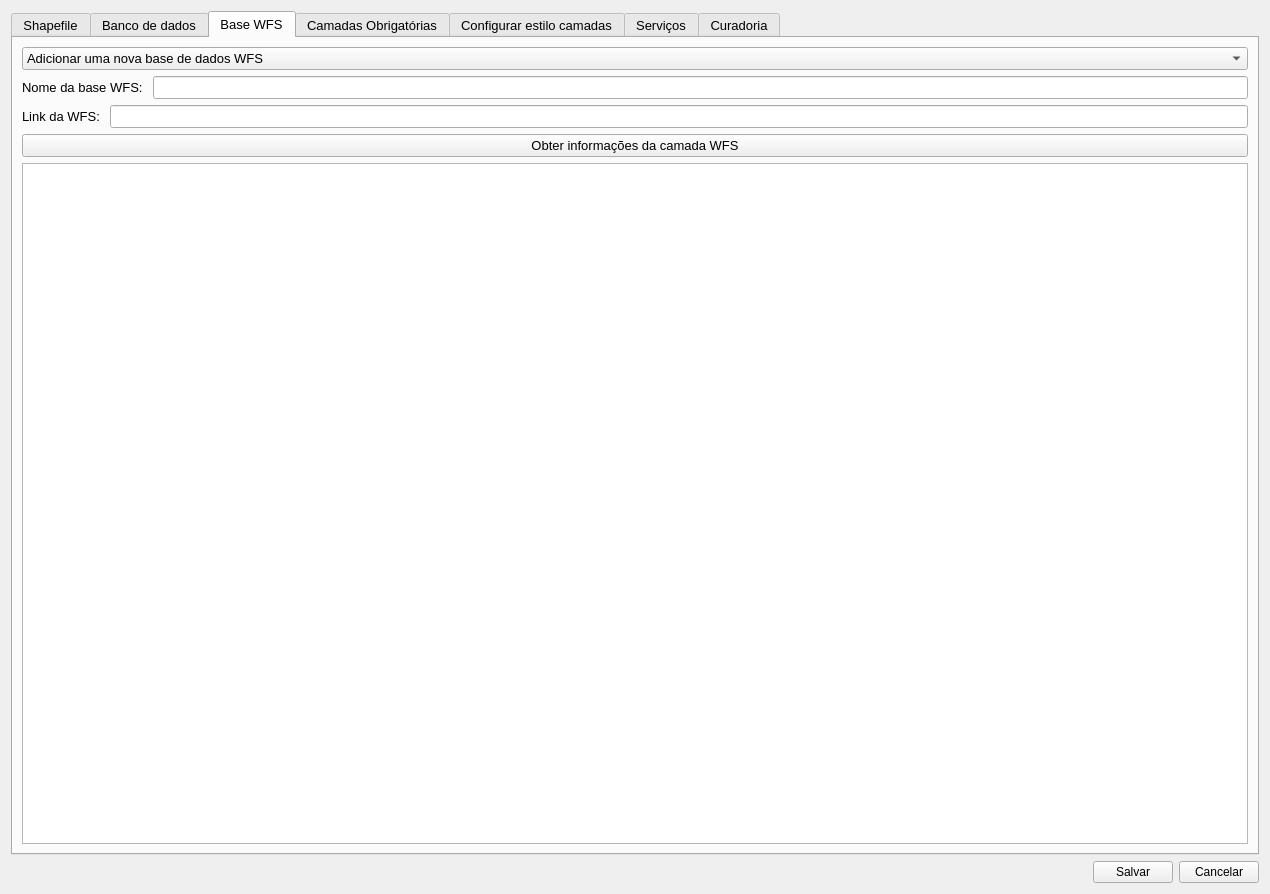
The window that settings/config_window.ui (spuhub/prisma) describes before a commit, drawn with Qt 5.
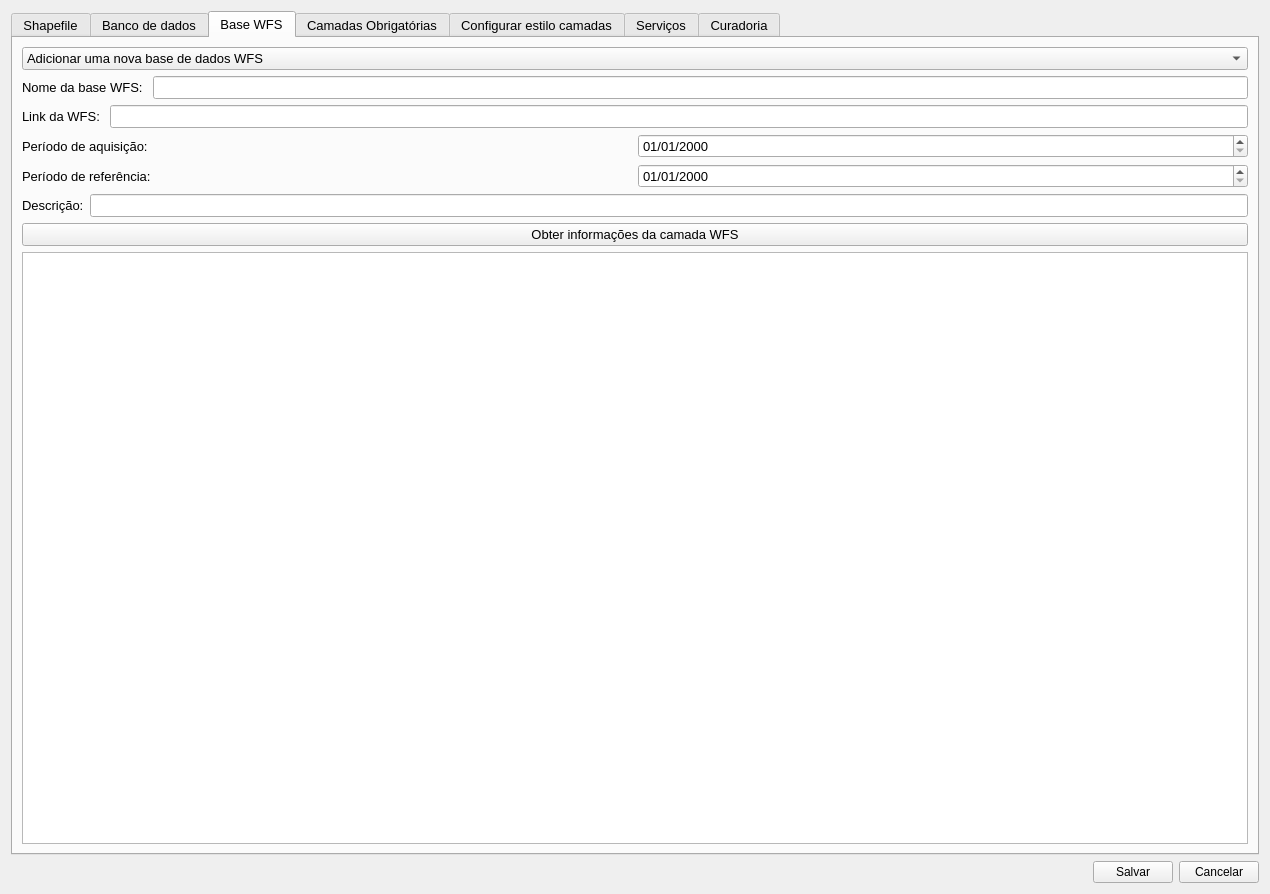
The same window after the commit. The open tabs and pages were chosen to show the change. Icons and pictures are not drawn. Custom widgets are drawn as their Qt base class.

What changed in the file:
```diff
--- a/settings/config_window.ui
+++ b/settings/config_window.ui
@@ -550,6 +550,56 @@
          </item>
         </layout>
        </item>
+       <item>
+        <layout class="QHBoxLayout" name="horizontalLayout_52">
+         <item>
+          <widget class="QLabel" name="label_57">
+           <property name="text">
+            <string>Período de aquisição:</string>
+           </property>
+          </widget>
+         </item>
+         <item>
+          <widget class="QgsDateTimeEdit" name="date_aquisicao_wfs">
+           <property name="displayFormat">
+            <string>dd/MM/yyyy</string>
+           </property>
+          </widget>
+         </item>
+        </layout>
+       </item>
+       <item>
+        <layout class="QHBoxLayout" name="horizontalLayout_53">
+         <item>
+          <widget class="QLabel" name="label_58">
+           <property name="text">
+            <string>Período de referência:</string>
+           </property>
+          </widget>
+         </item>
+         <item>
+          <widget class="QgsDateTimeEdit" name="date_referencia_wfs">
+           <property name="displayFormat">
+            <string>dd/MM/yyyy</string>
+           </property>
+          </widget>
+         </item>
+        </layout>
+       </item>
+       <item>
+        <layout class="QHBoxLayout" name="horizontalLayout_55">
+         <item>
+          <widget class="QLabel" name="label_59">
+           <property name="text">
+            <string>Descrição:</string>
+           </property>
+          </widget>
+         </item>
+         <item>
+          <widget class="QLineEdit" name="txt_descricao_wfs"/>
+         </item>
+        </layout>
+       </item>
        <item>
         <layout class="QVBoxLayout" name="verticalLayout_11">
          <item>
```
Left out of the diff: 2 changed lines with no effect on the pictures.
